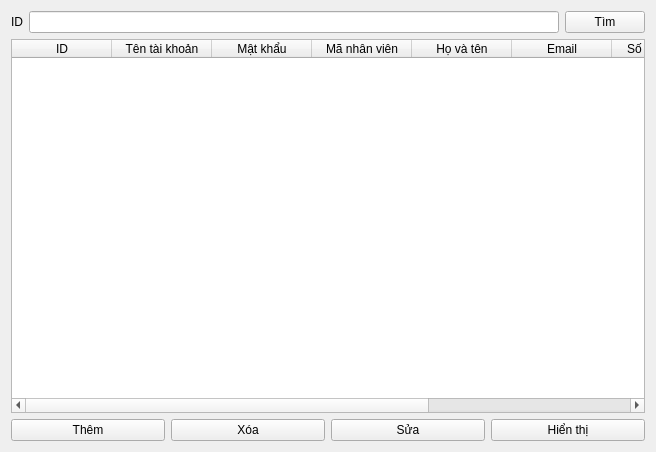
This is view/tai_khoan/tai_khoan_foradmin.ui in loimaxto/DoAnPython as Qt 5 draws it before an edit. The edited form follows.
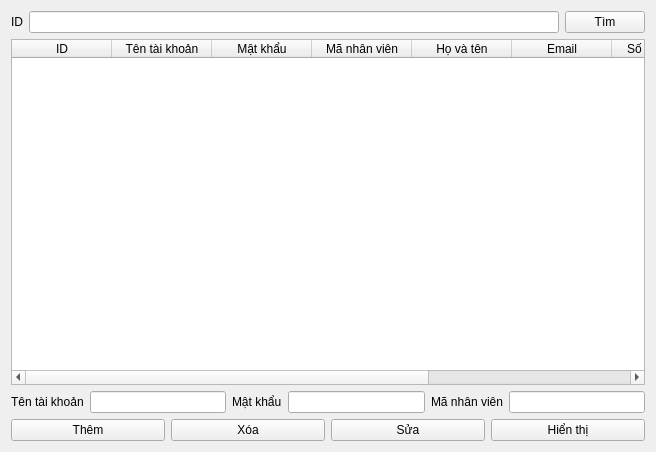
This is the edited form.

Diff of the .ui file:
```diff
--- a/view/tai_khoan/tai_khoan_foradmin.ui
+++ b/view/tai_khoan/tai_khoan_foradmin.ui
@@ -13,7 +13,7 @@
   <property name="windowTitle">
    <string>Form</string>
   </property>
-  <layout class="QGridLayout" name="gridLayout">
+  <layout class="QGridLayout" name="gridLayout_2">
    <item row="0" column="0">
     <widget class="QLabel" name="label">
      <property name="text">
@@ -81,6 +81,44 @@
     </widget>
    </item>
    <item row="2" column="0" colspan="3">
+    <layout class="QGridLayout" name="gridLayout">
+     <item row="0" column="0">
+      <widget class="QLabel" name="label_2">
+       <property name="text">
+        <string>Tên tài khoản</string>
+       </property>
+      </widget>
+     </item>
+     <item row="0" column="1">
+      <widget class="QLineEdit" name="inp_username"/>
+     </item>
+     <item row="0" column="2">
+      <widget class="QLabel" name="label_3">
+       <property name="text">
+        <string>Mật khẩu</string>
+       </property>
+      </widget>
+     </item>
+     <item row="0" column="3">
+      <widget class="QLineEdit" name="inp_password"/>
+     </item>
+     <item row="0" column="4">
+      <widget class="QLabel" name="label_4">
+       <property name="text">
+        <string>Mã nhân viên</string>
+       </property>
+      </widget>
+     </item>
+     <item row="0" column="5">
+      <widget class="QLineEdit" name="inp_id_nv">
+       <property name="text">
+        <string/>
+       </property>
+      </widget>
+     </item>
+    </layout>
+   </item>
+   <item row="3" column="0" colspan="3">
     <layout class="QHBoxLayout" name="horizontalLayout">
      <item>
       <widget class="QPushButton" name="them_btn">
```
